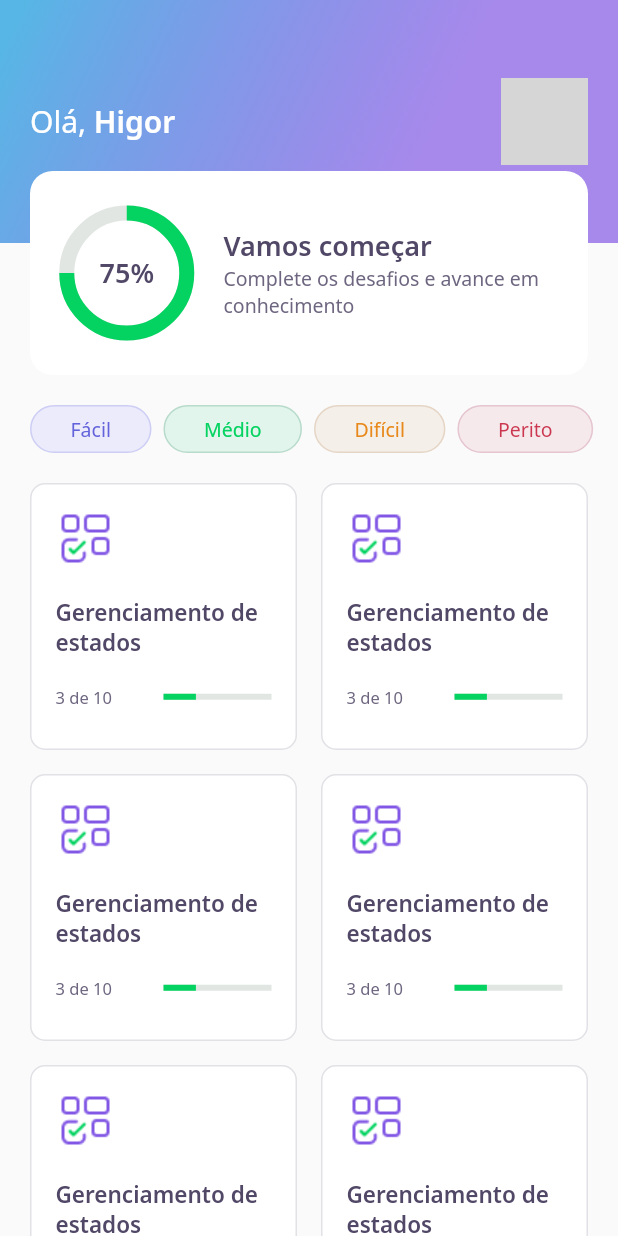
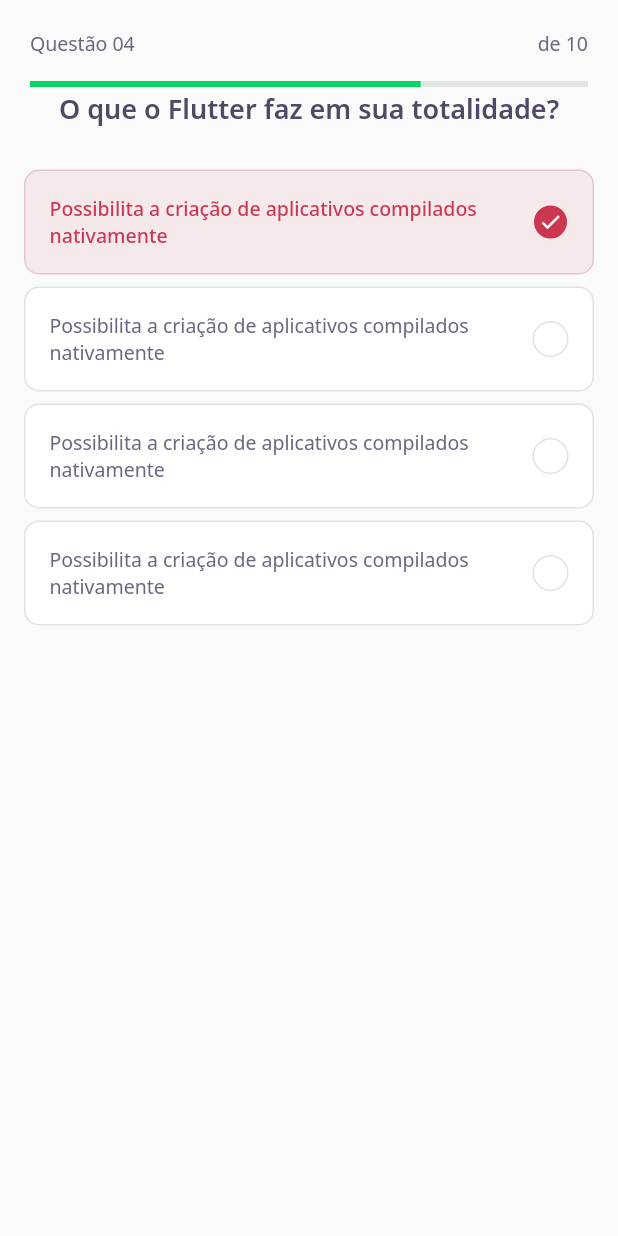
Before and after one commit to higorpo/nlw5-devquiz, a Flutter app: the screen it shows after launch, on a phone screen of 412 x 824 dp. Run offline on Flutter 3.47's test engine with Material 2 defaults, Android fonts, the phone set to English and light mode, and no system bars; our stand-ins replace google_fonts; grey boxes are pictures that could not be loaded.

Commit message:
:sparkles: Create basic components and quiz screen

```diff
--- /dev/null
+++ b/lib/challenge/challenge_page.dart
@@ -0,0 +1,21 @@
+import 'package:DevQuiz/challenge/widgets/question_indicator/question_indicator_widget.dart';
+import 'package:DevQuiz/challenge/widgets/quiz/quiz_widget.dart';
+import 'package:flutter/material.dart';
+
+class ChallengePage extends StatefulWidget {
+  @override
+  _ChallengePageState createState() => _ChallengePageState();
+}
+
+class _ChallengePageState extends State<ChallengePage> {
+  @override
+  Widget build(BuildContext context) {
+    return Scaffold(
+      appBar: PreferredSize(
+        preferredSize: Size.fromHeight(60),
+        child: SafeArea(child: QuestionIndicatorWidget()),
+      ),
+      body: QuizWidget(title: "O que o Flutter faz em sua totalidade?"),
+    );
+  }
+}
--- /dev/null
+++ b/lib/challenge/widgets/answer/answer_widget.dart
@@ -0,0 +1,83 @@
+import 'package:DevQuiz/core/core.dart';
+import 'package:flutter/material.dart';
+
+class AnswerWidget extends StatelessWidget {
+  final String title;
+  final bool isRight;
+  final bool isSelected;
+
+  const AnswerWidget({
+    Key? key,
+    required this.title,
+    this.isRight = false,
+    this.isSelected = false,
+  }) : super(key: key);
+
+  Color get _selectedColorRight =>
+      isRight ? AppColors.darkGreen : AppColors.darkRed;
+
+  Color get _selectedBorderRight =>
+      isRight ? AppColors.lightGreen : AppColors.lightRed;
+
+  Color get _selectedColorCardRight =>
+      isRight ? AppColors.lightGreen : AppColors.lightRed;
+
+  Color get _selectedBorderCardRight =>
+      isRight ? AppColors.green : AppColors.red;
+
+  TextStyle get _selectedTextStyleRight =>
+      isRight ? AppTextStyles.bodyDarkGreen : AppTextStyles.bodyDarkRed;
+
+  IconData get _selectedIconRight => isRight ? Icons.check : Icons.close;
+
+  @override
+  Widget build(BuildContext context) {
+    return Padding(
+      padding: const EdgeInsets.symmetric(horizontal: 16.0, vertical: 4.0),
+      child: Container(
+        padding: const EdgeInsets.all(16),
+        decoration: BoxDecoration(
+          color: isSelected ? _selectedColorCardRight : AppColors.white,
+          borderRadius: BorderRadius.circular(10),
+          border: Border.fromBorderSide(
+            BorderSide(
+              color: isSelected ? _selectedBorderCardRight : AppColors.border,
+            ),
+          ),
+        ),
+        child: Row(
+          mainAxisAlignment: MainAxisAlignment.spaceBetween,
+          children: [
+            Expanded(
+              child: Text(
+                title,
+                style:
+                    isSelected ? _selectedTextStyleRight : AppTextStyles.body,
+              ),
+            ),
+            Container(
+              width: 24,
+              height: 24,
+              decoration: BoxDecoration(
+                color: isSelected ? _selectedColorRight : AppColors.white,
+                borderRadius: BorderRadius.circular(500),
+                border: Border.fromBorderSide(
+                  BorderSide(
+                      color:
+                          isSelected ? _selectedBorderRight : AppColors.border),
+                ),
+              ),
+              child: isSelected
+                  ? Icon(
+                      Icons.check,
+                      size: 16,
+                      color: Colors.white,
+                    )
+                  : null,
+            ),
+          ],
+        ),
+      ),
+    );
+  }
+}
--- /dev/null
+++ b/lib/challenge/widgets/question_indicator/question_indicator_widget.dart
@@ -0,0 +1,25 @@
+import 'package:DevQuiz/core/app_text_styles.dart';
+import 'package:DevQuiz/shared/widgets/progress_indicator/progress_indicator_widget.dart';
+import 'package:flutter/material.dart';
+
+class QuestionIndicatorWidget extends StatelessWidget {
+  @override
+  Widget build(BuildContext context) {
+    return Container(
+      padding: const EdgeInsets.only(left: 20.0, right: 20.0, top: 20.0),
+      child: Column(
+        children: [
+          Row(
+            mainAxisAlignment: MainAxisAlignment.spaceBetween,
+            children: [
+              Text("Questão 04", style: AppTextStyles.body),
+              Text("de 10", style: AppTextStyles.body),
+            ],
+          ),
+          SizedBox(height: 16.0),
+          ProgressIndicatorWidget(value: .7),
+        ],
+      ),
+    );
+  }
+}
--- /dev/null
+++ b/lib/challenge/widgets/quiz/quiz_widget.dart
@@ -0,0 +1,39 @@
+import 'package:DevQuiz/challenge/widgets/answer/answer_widget.dart';
+import 'package:DevQuiz/core/core.dart';
+import 'package:flutter/material.dart';
+
+class QuizWidget extends StatelessWidget {
+  final String title;
+
+  const QuizWidget({Key? key, required this.title}) : super(key: key);
+
+  @override
+  Widget build(BuildContext context) {
+    return Container(
+      child: Column(
+        children: [
+          Text(title, style: AppTextStyles.heading),
+          SizedBox(height: 24),
+          AnswerWidget(
+            isSelected: true,
+            isRight: false,
+            title:
+                "Possibilita a criação de aplicativos compilados nativamente",
+          ),
+          AnswerWidget(
+            title:
+                "Possibilita a criação de aplicativos compilados nativamente",
+          ),
+          AnswerWidget(
+            title:
+                "Possibilita a criação de aplicativos compilados nativamente",
+          ),
+          AnswerWidget(
+            title:
+                "Possibilita a criação de aplicativos compilados nativamente",
+          ),
+        ],
+      ),
+    );
+  }
+}
--- a/lib/core/app_widget.dart
+++ b/lib/core/app_widget.dart
@@ -1,5 +1,6 @@
 // import 'package:DevQuiz/home/home_page.dart';
 // import 'package:DevQuiz/splash/splash_page.dart';
+import 'package:DevQuiz/challenge/challenge_page.dart';
 import 'package:DevQuiz/home/home_page.dart';
 import 'package:flutter/material.dart';
 
@@ -8,7 +9,7 @@ class AppWidget extends StatelessWidget {
   Widget build(BuildContext context) {
     return MaterialApp(
       title: "DevQuiz",
-      home: HomePage(),
+      home: ChallengePage(),
     );
   }
 }
--- a/lib/home/widgets/quiz_card/quiz_card_widget.dart
+++ b/lib/home/widgets/quiz_card/quiz_card_widget.dart
@@ -1,6 +1,7 @@
 import 'package:DevQuiz/core/app_colors.dart';
 import 'package:DevQuiz/core/app_images.dart';
 import 'package:DevQuiz/core/app_text_styles.dart';
+import 'package:DevQuiz/shared/widgets/progress_indicator/progress_indicator_widget.dart';
 import 'package:flutter/material.dart';
 
 class QuizCardWidget extends StatelessWidget {
@@ -37,10 +38,8 @@ class QuizCardWidget extends StatelessWidget {
               ),
               Expanded(
                 flex: 2,
-                child: LinearProgressIndicator(
+                child: ProgressIndicatorWidget(
                   value: .3,
-                  backgroundColor: AppColors.chartSecondary,
-                  valueColor: AlwaysStoppedAnimation(AppColors.chartPrimary),
                 ),
               ),
             ],
--- /dev/null
+++ b/lib/shared/widgets/progress_indicator/progress_indicator_widget.dart
@@ -0,0 +1,17 @@
+import 'package:DevQuiz/core/app_colors.dart';
+import 'package:flutter/material.dart';
+
+class ProgressIndicatorWidget extends StatelessWidget {
+  final double value;
+
+  const ProgressIndicatorWidget({Key? key, required this.value})
+      : super(key: key);
+  @override
+  Widget build(BuildContext context) {
+    return LinearProgressIndicator(
+      value: value,
+      backgroundColor: AppColors.chartSecondary,
+      valueColor: AlwaysStoppedAnimation(AppColors.chartPrimary),
+    );
+  }
+}
```
